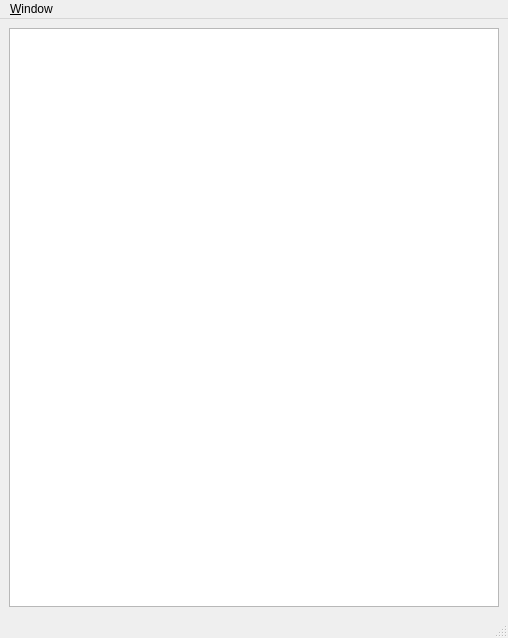
The window that copasi/UI/CQCheckModelWindow.ui (copasi/COPASI) describes before a commit, drawn with Qt 5.
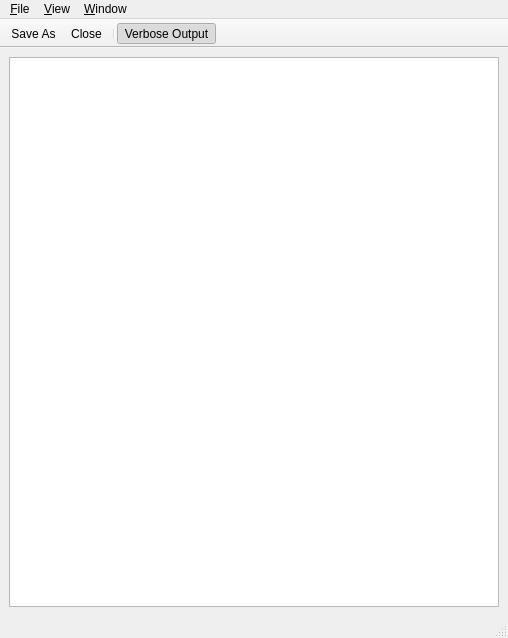
The same window after the commit.

Commit message: - issue 2349: improve check model window

Diff of the .ui file:
```diff
--- a/copasi/UI/CQCheckModelWindow.ui
+++ b/copasi/UI/CQCheckModelWindow.ui
@@ -47,9 +47,76 @@
      <string>&amp;Window</string>
     </property>
    </widget>
+   <widget class="QMenu" name="mpFileMenu">
+    <property name="title">
+     <string>&amp;File</string>
+    </property>
+    <addaction name="mpActSave"/>
+    <addaction name="separator"/>
+    <addaction name="mpActClose"/>
+   </widget>
+   <widget class="QMenu" name="menu_View">
+    <property name="title">
+     <string>&amp;View</string>
+    </property>
+    <addaction name="mpActVerbose"/>
+   </widget>
+   <addaction name="mpFileMenu"/>
+   <addaction name="menu_View"/>
    <addaction name="mpWindowMenu"/>
   </widget>
   <widget class="QStatusBar" name="statusbar"/>
+  <widget class="QToolBar" name="toolBar">
+   <property name="windowTitle">
+    <string>toolBar</string>
+   </property>
+   <property name="movable">
+    <bool>false</bool>
+   </property>
+   <property name="floatable">
+    <bool>false</bool>
+   </property>
+   <attribute name="toolBarArea">
+    <enum>TopToolBarArea</enum>
+   </attribute>
+   <attribute name="toolBarBreak">
+    <bool>false</bool>
+   </attribute>
+   <addaction name="mpActSave"/>
+   <addaction name="mpActClose"/>
+   <addaction name="separator"/>
+   <addaction name="mpActVerbose"/>
+  </widget>
+  <action name="mpActSave">
+   <property name="text">
+    <string>Save &amp;As...</string>
+   </property>
+   <property name="shortcut">
+    <string>Ctrl+S</string>
+   </property>
+   <property name="shortcutContext">
+    <enum>Qt::ApplicationShortcut</enum>
+   </property>
+  </action>
+  <action name="mpActClose">
+   <property name="text">
+    <string>&amp;Close</string>
+   </property>
+   <property name="shortcut">
+    <string>Ctrl+W</string>
+   </property>
+  </action>
+  <action name="mpActVerbose">
+   <property name="checkable">
+    <bool>true</bool>
+   </property>
+   <property name="checked">
+    <bool>true</bool>
+   </property>
+   <property name="text">
+    <string>Verbose Output</string>
+   </property>
+  </action>
  </widget>
  <resources/>
  <connections/>
```
Left out of the diff: 65 changed lines with no effect on the pictures. The commit also changes 5 other files.
